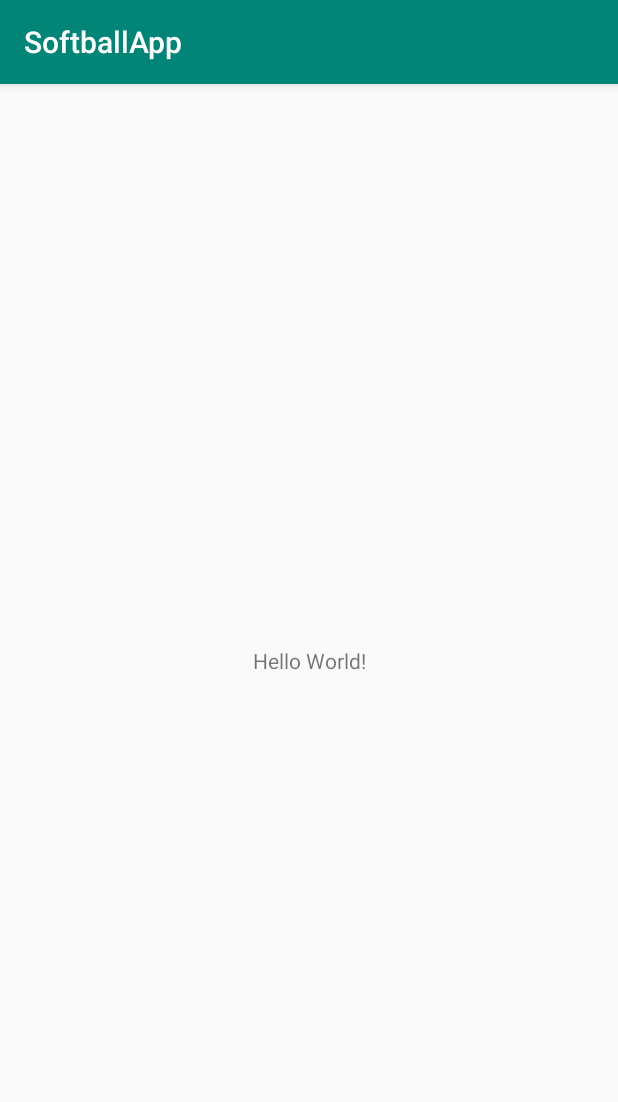
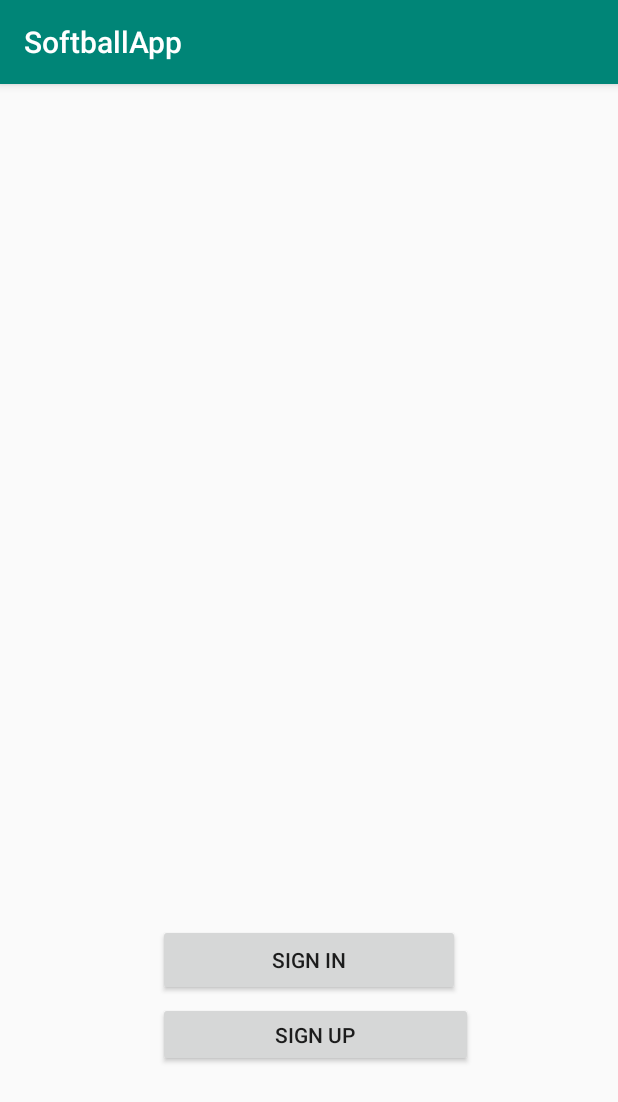
Before and after one commit to kandersonbsu/AndroidSoftballApp, an Android app: the screen it shows after launch (MainActivity), on a phone screen of 412 x 824 dp. Shown: the top 1102 px of the screen. Run offline under Robolectric (Android 15) with nearby library versions, the phone set to English and light mode, and no system bars.

Commit message:
Layouts started

```diff
--- a/app/build.gradle
+++ b/app/build.gradle
@@ -24,9 +24,10 @@ android {
 
 dependencies {
     implementation fileTree(dir: 'libs', include: ['*.jar'])
-    implementation"org.jetbrains.kotlin:kotlin-stdlib-jdk7:$kotlin_version"
+    implementation "org.jetbrains.kotlin:kotlin-stdlib-jdk7:$kotlin_version"
     implementation 'com.android.support:appcompat-v7:28.0.0'
     implementation 'com.android.support.constraint:constraint-layout:1.1.3'
+    implementation 'com.android.support:design:28.0.0'
     testImplementation 'junit:junit:4.12'
     androidTestImplementation 'com.android.support.test:runner:1.0.2'
     androidTestImplementation 'com.android.support.test.espresso:espresso-core:3.0.2'
--- a/app/src/main/java/com/example/softballapp/MainActivity.kt
+++ b/app/src/main/java/com/example/softballapp/MainActivity.kt
@@ -1,12 +1,29 @@
  package com.example.softballapp
 
+import android.content.Intent
 import android.support.v7.app.AppCompatActivity
 import android.os.Bundle
+import android.widget.Button
 
-class MainActivity : AppCompatActivity() {
+ class MainActivity : AppCompatActivity() {
 
     override fun onCreate(savedInstanceState: Bundle?) {
         super.onCreate(savedInstanceState)
         setContentView(R.layout.activity_main)
+
+        val signupButton:Button = findViewById(R.id.signup)
+        val signinButton:Button = findViewById(R.id.signin)
+
+        signupButton.setOnClickListener {
+            val intent = Intent(this, SignupActivity::class.java)
+            startActivityForResult(intent, 42)
+        }
+
+        signinButton.setOnClickListener {
+            val intent = Intent(this, SigninActivity::class.java)
+            startActivityForResult(intent, 42)
+        }
+
+
     }
-}
+ }
--- a/app/src/main/res/layout/activity_main.xml
+++ b/app/src/main/res/layout/activity_main.xml
@@ -6,14 +6,21 @@
         android:layout_width="match_parent"
         android:layout_height="match_parent"
         tools:context=".MainActivity">
-
-    <TextView
-            android:layout_width="wrap_content"
+    <Button
+            android:text="Sign Up"
+            android:layout_width="210dp"
+            android:layout_height="43dp"
+            android:id="@+id/signup" app:layout_constraintStart_toStartOf="parent" android:layout_marginLeft="8dp"
+            android:layout_marginStart="8dp" style="@style/Widget.AppCompat.Button.Small"
+            app:layout_constraintHorizontal_bias="0.502" app:layout_constraintEnd_toEndOf="parent"
+            android:layout_marginTop="4dp" app:layout_constraintTop_toBottomOf="@+id/signin"/>
+    <Button
+            android:text="Sign In"
+            android:layout_width="201dp"
             android:layout_height="wrap_content"
-            android:text="Hello World!"
+            android:id="@+id/signin"
+            android:layout_marginBottom="160dp"
             app:layout_constraintBottom_toBottomOf="parent"
-            app:layout_constraintLeft_toLeftOf="parent"
-            app:layout_constraintRight_toRightOf="parent"
-            app:layout_constraintTop_toTopOf="parent"/>
-
+            app:layout_constraintStart_toStartOf="parent"
+            app:layout_constraintEnd_toEndOf="parent"/>
 </android.support.constraint.ConstraintLayout>
--- /dev/null
+++ b/app/src/main/res/values/dimens.xml
@@ -0,0 +1,3 @@
+<resources>
+    <dimen name="fab_margin">16dp</dimen>
+</resources>
--- a/app/src/main/res/values/styles.xml
+++ b/app/src/main/res/values/styles.xml
@@ -7,5 +7,11 @@
         <item name="colorPrimaryDark">@color/colorPrimaryDark</item>
         <item name="colorAccent">@color/colorAccent</item>
     </style>
+    <style name="AppTheme.NoActionBar">
+        <item name="windowActionBar">false</item>
+        <item name="windowNoTitle">true</item>
+    </style>
+    <style name="AppTheme.AppBarOverlay" parent="ThemeOverlay.AppCompat.Dark.ActionBar"/>
+    <style name="AppTheme.PopupOverlay" parent="ThemeOverlay.AppCompat.Light"/>
 
 </resources>
```
Also changed, not shown: app/src/main/AndroidManifest.xml (+7 -0 lines), app/src/main/java/com/example/softballapp/Application.kt (added, +12 -0 lines), app/src/main/java/com/example/softballapp/Position.kt (+13 -2 lines), app/src/main/java/com/example/softballapp/SigninActivity.kt (added, +12 -0 lines), app/src/main/java/com/example/softballapp/SignupActivity.kt (added, +12 -0 lines), app/src/main/res/layout/activity_signin.xml (added, +52 -0 lines), app/src/main/res/layout/activity_signup.xml (added, +69 -0 lines), app/src/main/res/values/strings.xml (+7 -0 lines), 2 other files.
